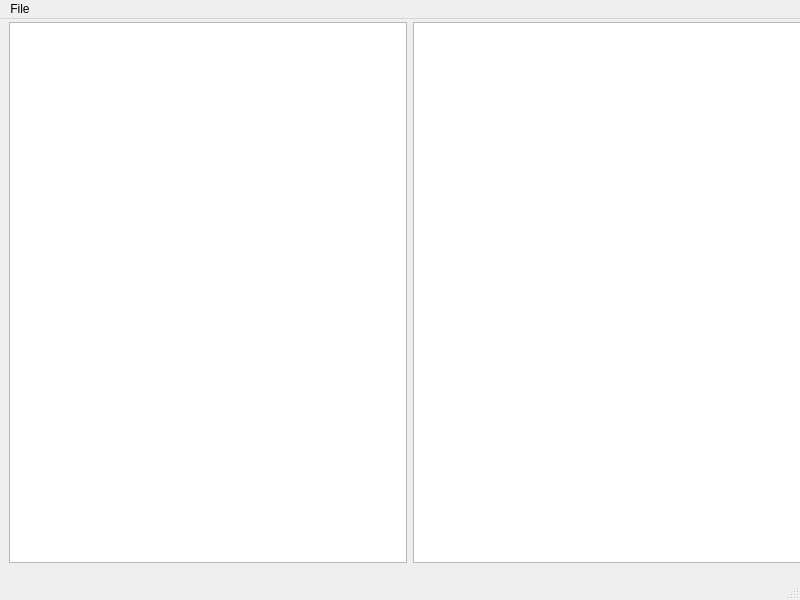
Above: concordance/main_window.ui from ludofischer/concordar before the change. Below: the same form after it.
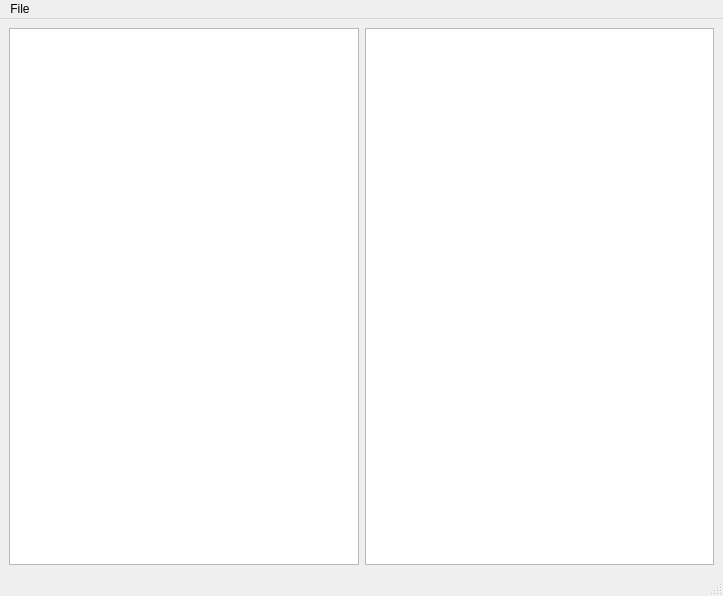
That is the form after the change.

Commit message: Interface better behaved.

Patch:
```diff
--- a/concordance/main_window.ui
+++ b/concordance/main_window.ui
@@ -6,39 +6,40 @@
    <rect>
     <x>0</x>
     <y>0</y>
-    <width>800</width>
-    <height>600</height>
+    <width>723</width>
+    <height>596</height>
    </rect>
   </property>
   <property name="windowTitle">
    <string>MainWindow</string>
   </property>
   <widget class="QWidget" name="centralwidget">
-   <widget class="QWidget" name="layoutWidget">
-    <property name="geometry">
-     <rect>
-      <x>9</x>
-      <y>3</y>
-      <width>801</width>
-      <height>541</height>
-     </rect>
-    </property>
     <layout class="QHBoxLayout" name="horizontalLayout">
      <item>
-      <widget class="QListView" name="wordListView"/>
+     <widget class="QPlainTextEdit" name="textBrowser">
+      <property name="readOnly">
+       <bool>true</bool>
+      </property>
+      <property name="plainText">
+       <string notr="true"/>
+      </property>
+     </widget>
      </item>
      <item>
-      <widget class="QPlainTextEdit" name="textBrowser"/>
+     <widget class="QListView" name="wordListView">
+      <property name="editTriggers">
+       <set>QAbstractItemView::NoEditTriggers</set>
+      </property>
+     </widget>
      </item>
     </layout>
    </widget>
-  </widget>
   <widget class="QMenuBar" name="menubar">
    <property name="geometry">
     <rect>
      <x>0</x>
      <y>0</y>
-     <width>800</width>
+     <width>723</width>
      <height>25</height>
     </rect>
    </property>
```
Lines whose indentation alone changed are shown as unchanged. The commit also changes 1 other file.
